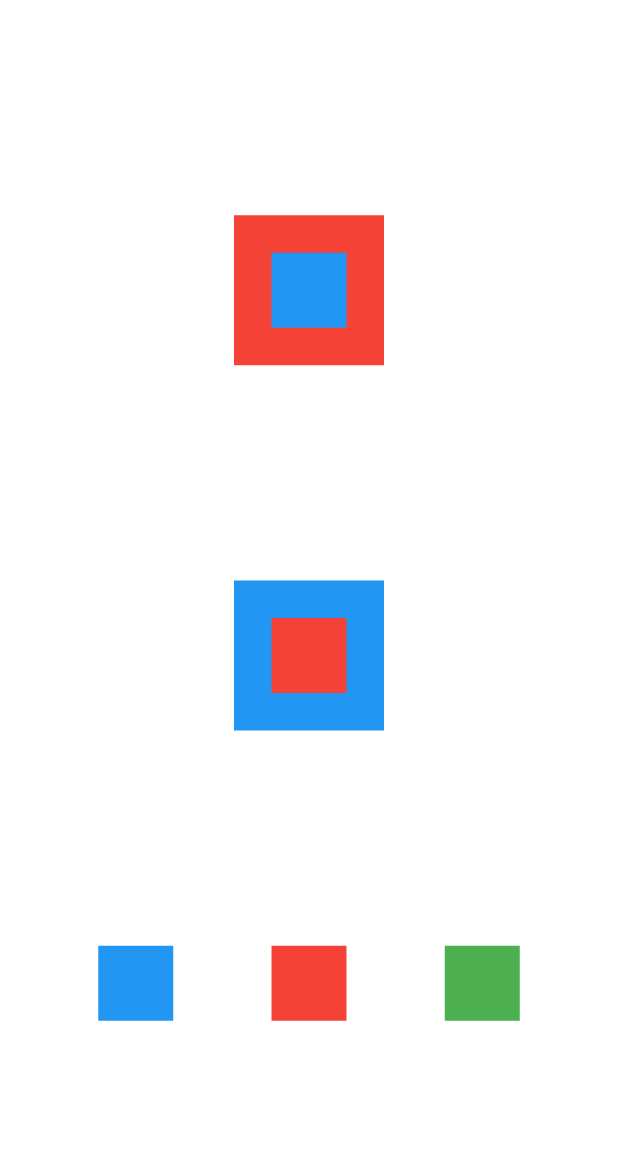
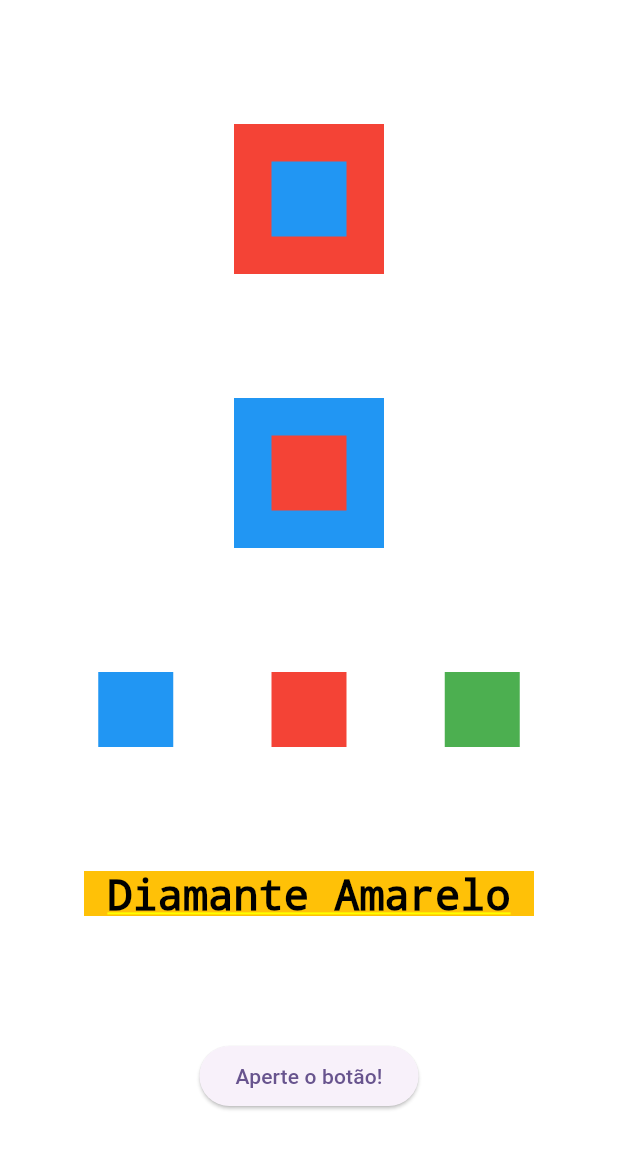
Before and after one commit to mvaraujo1977/flutter_first, a Flutter app: the screen it shows after launch, on a phone screen of 412 x 824 dp. Shown: the top 1149 px of the screen. Run offline on Flutter 3.47's test engine with Material 3 defaults, Android fonts, the phone set to English and light mode, and no system bars.

Commit message:
colocando Butão

```diff
--- a/lib/main.dart
+++ b/lib/main.dart
@@ -16,7 +16,9 @@ class MyApp extends StatelessWidget {
           colorScheme: ColorScheme.fromSeed(seedColor: Colors.deepPurple),
           useMaterial3: true,
         ),
-      home: Column(
+        home: Container(
+          color: Colors.white,
+          child: Column(
             mainAxisAlignment: MainAxisAlignment.spaceEvenly,
             crossAxisAlignment: CrossAxisAlignment.center,
             children: [
@@ -42,11 +44,28 @@ class MyApp extends StatelessWidget {
                   Container(height: 50, width: 50, color: Colors.red),
                   Container(height: 50, width: 50, color: Colors.green),
                 ],
-          )
-
-        ]
-
-      )
-    );
+              ),
+              Container(
+                color: Colors.amber,
+                height: 30,
+                width: 300,
+                child: Text(
+                  'Diamante Amarelo',
+                  style: TextStyle(
+                    color: Colors.black,
+                    fontSize: 28,
+                  ),
+                  textAlign: TextAlign.center,
+                ),
+              ),
+              ElevatedButton(
+                onPressed: () {
+                  print('Você apertou o Botão');
+                },
+                child: Text('Aperte o botão!'),
+              ),
+            ],
+          ),
+        ));
   }
 }
```
Lines whose indentation alone changed are shown as unchanged.
